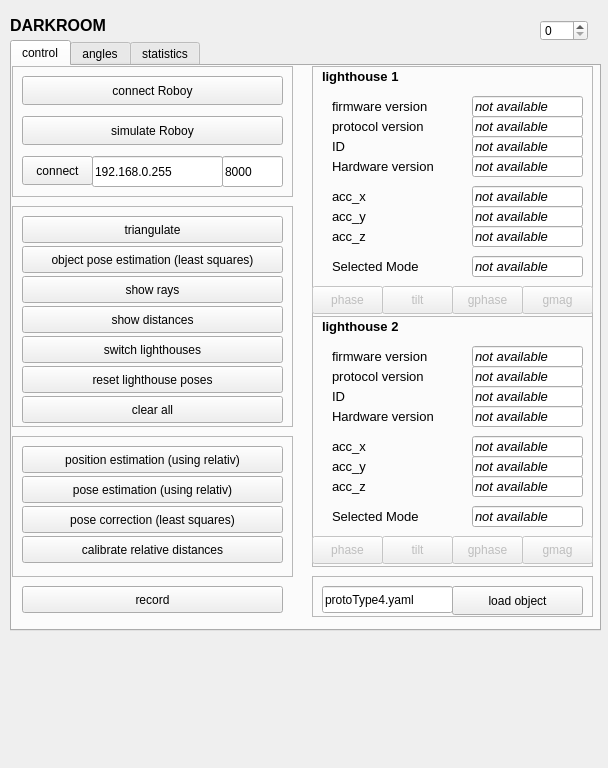
Above: darkroom_rqt/src/darkroom_rqt.ui from Roboy/roboy_darkroom before the change. Below: the same form after it.
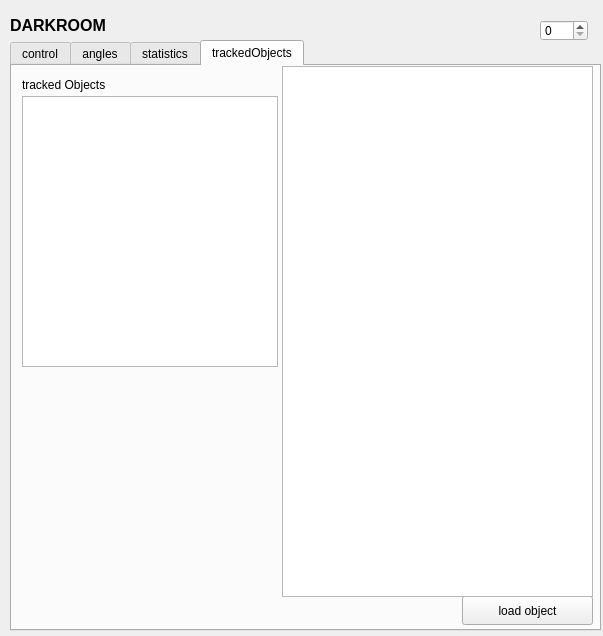
That is the form after the change. Custom widgets are drawn as their Qt base class.

Commit message: first draft multi object tracking

```diff
--- a/darkroom_rqt/src/darkroom_rqt.ui
+++ b/darkroom_rqt/src/darkroom_rqt.ui
@@ -6,8 +6,8 @@
    <rect>
     <x>0</x>
     <y>0</y>
-    <width>608</width>
-    <height>768</height>
+    <width>603</width>
+    <height>636</height>
    </rect>
   </property>
   <property name="windowTitle">
@@ -54,7 +54,7 @@
     </rect>
    </property>
    <property name="currentIndex">
-    <number>0</number>
+    <number>3</number>
    </property>
    <widget class="QWidget" name="tab">
     <attribute name="title">
@@ -76,48 +76,6 @@
       <bool>true</bool>
      </property>
     </widget>
-    <widget class="QFrame" name="frame_6">
-     <property name="geometry">
-      <rect>
-       <x>300</x>
-       <y>510</y>
-       <width>281</width>
-       <height>41</height>
-      </rect>
-     </property>
-     <property name="frameShape">
-      <enum>QFrame::StyledPanel</enum>
-     </property>
-     <property name="frameShadow">
-      <enum>QFrame::Raised</enum>
-     </property>
-     <widget class="QLineEdit" name="load_object_text">
-      <property name="geometry">
-       <rect>
-        <x>10</x>
-        <y>10</y>
-        <width>131</width>
-        <height>27</height>
-       </rect>
-      </property>
-      <property name="text">
-       <string>protoType4.yaml</string>
-      </property>
-     </widget>
-     <widget class="QPushButton" name="load_object">
-      <property name="geometry">
-       <rect>
-        <x>140</x>
-        <y>10</y>
-        <width>131</width>
-        <height>29</height>
-       </rect>
-      </property>
-      <property name="text">
-       <string>load object</string>
-      </property>
-     </widget>
-    </widget>
     <widget class="QFrame" name="frame_3">
      <property name="geometry">
       <rect>
@@ -1584,6 +1542,57 @@
      </widget>
     </widget>
    </widget>
+   <widget class="QWidget" name="tab_4">
+    <attribute name="title">
+     <string>trackedObjects</string>
+    </attribute>
+    <widget class="QListWidget" name="trackedObjects">
+     <property name="geometry">
+      <rect>
+       <x>10</x>
+       <y>30</y>
+       <width>256</width>
+       <height>271</height>
+      </rect>
+     </property>
+    </widget>
+    <widget class="QLabel" name="label_9">
+     <property name="geometry">
+      <rect>
+       <x>10</x>
+       <y>10</y>
+       <width>111</width>
+       <height>17</height>
+      </rect>
+     </property>
+     <property name="text">
+      <string>tracked Objects</string>
+     </property>
+    </widget>
+    <widget class="QPushButton" name="load_object">
+     <property name="geometry">
+      <rect>
+       <x>450</x>
+       <y>530</y>
+       <width>131</width>
+       <height>29</height>
+      </rect>
+     </property>
+     <property name="text">
+      <string>load object</string>
+     </property>
+    </widget>
+    <widget class="QTreeView" name="objectBrowser">
+     <property name="geometry">
+      <rect>
+       <x>270</x>
+       <y>0</y>
+       <width>311</width>
+       <height>531</height>
+      </rect>
+     </property>
+    </widget>
+   </widget>
   </widget>
  </widget>
  <customwidgets>
```
The commit also changes 13 other files.
